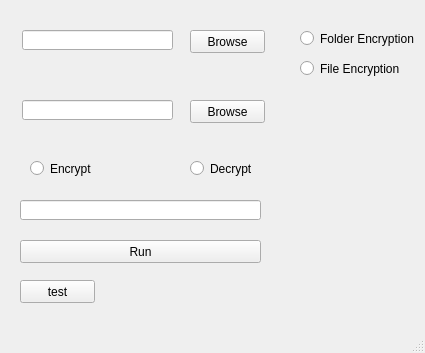
The window that MainWindow.ui (AHazimy/Enc._Dec-AES) describes before a commit, drawn with Qt 5.
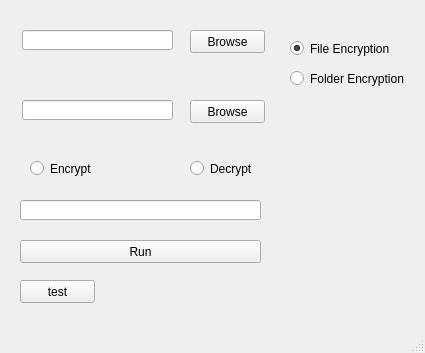
The same window after the commit.

What changed in the file:
```diff
--- a/MainWindow.ui
+++ b/MainWindow.ui
@@ -125,8 +125,8 @@
    <widget class="QRadioButton" name="rb_folder">
     <property name="geometry">
      <rect>
-      <x>300</x>
-      <y>30</y>
+      <x>290</x>
+      <y>70</y>
       <width>131</width>
       <height>17</height>
      </rect>
@@ -138,8 +138,8 @@
    <widget class="QRadioButton" name="rb_file">
     <property name="geometry">
      <rect>
-      <x>300</x>
-      <y>60</y>
+      <x>290</x>
+      <y>40</y>
       <width>131</width>
       <height>17</height>
      </rect>
@@ -147,6 +147,12 @@
     <property name="text">
      <string>File Encryption</string>
     </property>
+    <property name="checked">
+     <bool>true</bool>
+    </property>
+    <attribute name="buttonGroup">
+     <string notr="true">buttonGroup</string>
+    </attribute>
    </widget>
   </widget>
   <widget class="QMenuBar" name="menubar">
```
Left out of the diff: 13 changed lines with no effect on the pictures.
